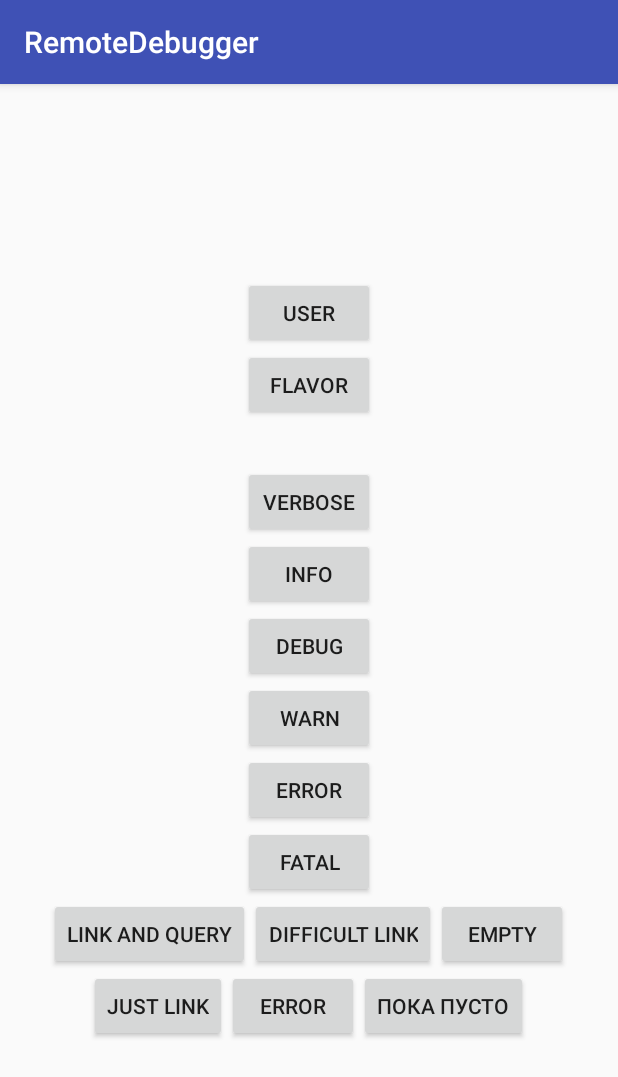
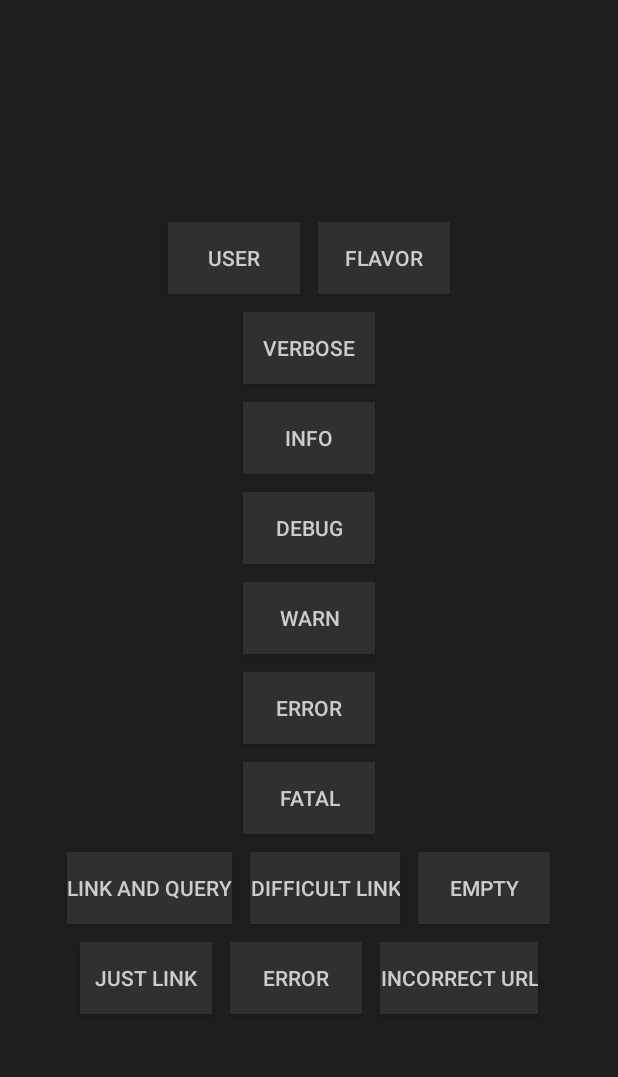
Before and after one commit to zerobranch/android-remote-debugger, an Android app: the screen it shows after launch (MainActivity), on a phone screen of 412 x 824 dp. Shown: the top 1077 px of the screen. Run offline under Robolectric (Android 15) with nearby library versions, the phone set to English and light mode, and no system bars; libraries missing offline, so code that uses them is left out: fi.iki.elonen; 2 statements that could not run were skipped.

Commit message:
setup mock

```diff
--- a/app/src/main/java/com/sarproj/example/MainActivity.java
+++ b/app/src/main/java/com/sarproj/example/MainActivity.java
@@ -60,13 +60,10 @@ public class MainActivity extends AppCompatActivity {
 //        RemoteLog.f("My fatal", "testTag", new RuntimeException("Null pointer"));
 
 
-        findViewById(R.id.user).setOnClickListener(new View.OnClickListener() {
-            @Override
-            public void onClick(View v) {
+        findViewById(R.id.user).setOnClickListener(v -> {
 //                dbHelper.insertUser();
 //                RemoteDebugger.init(getApplicationContext(), true, true);
             dbHelper.insertUser();
-            }
         });
 
         findViewById(R.id.debug).setOnClickListener(v -> {
@@ -251,16 +248,11 @@ public class MainActivity extends AppCompatActivity {
     }
 
     private void send(String url) {
-        new Thread(new Runnable() {
-            @Override
-            public void run() {
+        new Thread(() -> {
             OkHttpClient client = new OkHttpClient.Builder()
-                        .addNetworkInterceptor(new Interceptor() {
-                            @Override
-                            public Response intercept(Chain chain) throws IOException {
+                    .addNetworkInterceptor(chain -> {
                         Request originalRequest = chain.request();
                         return chain.proceed(originalRequest);
-                            }
                     })
 //                                .addInterceptor(new HttpLoggingInterceptor().setLevel(HttpLoggingInterceptor.Level.BODY))
                     .addInterceptor(new NetLoggingInterceptor())
@@ -282,7 +274,6 @@ public class MainActivity extends AppCompatActivity {
             } catch (IOException e) {
                 e.printStackTrace();
             }
-            }
         }).start();
     }
 }
--- a/app/src/main/res/layout/activity_main.xml
+++ b/app/src/main/res/layout/activity_main.xml
@@ -3,73 +3,105 @@
     xmlns:android="http://schemas.android.com/apk/res/android"
     android:layout_width="match_parent"
     android:layout_height="match_parent"
+    android:background="#1F1E1E"
     android:gravity="center"
     android:orientation="vertical">
+
+    <LinearLayout
+        android:layout_width="match_parent"
+        android:layout_height="wrap_content"
+        android:gravity="center_horizontal">
 
         <Button
             android:id="@+id/user"
             android:layout_width="wrap_content"
             android:layout_height="wrap_content"
+            android:layout_margin="6dp"
+            android:background="#303030"
             android:gravity="center_vertical"
             android:text="@string/user"
-        android:textAlignment="center" />
+            android:textAlignment="center"
+            android:textColor="#CCCCCC" />
 
         <Button
             android:id="@+id/flavor"
             android:layout_width="wrap_content"
             android:layout_height="wrap_content"
+            android:layout_margin="6dp"
+            android:background="#303030"
             android:gravity="center_vertical"
             android:text="@string/flavor"
-        android:textAlignment="center" />
+            android:textAlignment="center"
+            android:textColor="#CCCCCC" />
+
+    </LinearLayout>
 
     <Button
         android:id="@+id/verbose"
         android:layout_width="wrap_content"
         android:layout_height="wrap_content"
+        android:layout_margin="6dp"
         android:layout_marginTop="30dp"
+        android:background="#303030"
         android:gravity="center_vertical"
         android:text="verbose"
-        android:textAlignment="center" />
+        android:textAlignment="center"
+        android:textColor="#CCCCCC" />
 
     <Button
         android:id="@+id/info"
         android:layout_width="wrap_content"
         android:layout_height="wrap_content"
+        android:layout_margin="6dp"
+        android:background="#303030"
         android:gravity="center_vertical"
         android:text="info"
-        android:textAlignment="center" />
+        android:textAlignment="center"
+        android:textColor="#CCCCCC" />
 
     <Button
         android:id="@+id/debug"
         android:layout_width="wrap_content"
         android:layout_height="wrap_content"
+        android:layout_margin="6dp"
+        android:background="#303030"
         android:gravity="center_vertical"
         android:text="debug"
-        android:textAlignment="center" />
+        android:textAlignment="center"
+        android:textColor="#CCCCCC" />
 
     <Button
         android:id="@+id/warn"
         android:layout_width="wrap_content"
         android:layout_height="wrap_content"
+        android:layout_margin="6dp"
+        android:background="#303030"
         android:gravity="center_vertical"
         android:text="warn"
-        android:textAlignment="center" />
+        android:textAlignment="center"
+        android:textColor="#CCCCCC" />
 
     <Button
         android:id="@+id/error"
         android:layout_width="wrap_content"
         android:layout_height="wrap_content"
+        android:layout_margin="6dp"
+        android:background="#303030"
         android:gravity="center_vertical"
         android:text="error"
-        android:textAlignment="center" />
+        android:textAlignment="center"
+        android:textColor="#CCCCCC" />
 
     <Button
         android:id="@+id/fatal"
         android:layout_width="wrap_content"
         android:layout_height="wrap_content"
+        android:layout_margin="6dp"
+        android:background="#303030"
         android:gravity="center_vertical"
         android:text="fatal"
-        android:textAlignment="center" />
+        android:textAlignment="center"
+        android:textColor="#CCCCCC" />
 
     <LinearLayout
         android:layout_width="match_parent"
@@ -83,19 +115,28 @@
             android:id="@+id/network1"
             android:layout_width="wrap_content"
             android:layout_height="wrap_content"
-            android:text="link and query" />
+            android:layout_margin="6dp"
+            android:background="#303030"
+            android:text="link and query"
+            android:textColor="#CCCCCC" />
 
         <Button
             android:id="@+id/network2"
             android:layout_width="wrap_content"
             android:layout_height="wrap_content"
-            android:text="difficult link" />
+            android:layout_margin="6dp"
+            android:background="#303030"
+            android:text="difficult link"
+            android:textColor="#CCCCCC" />
 
         <Button
             android:id="@+id/network3"
             android:layout_width="wrap_content"
             android:layout_height="wrap_content"
-            android:text="empty" />
+            android:layout_margin="6dp"
+            android:background="#303030"
+            android:text="empty"
+            android:textColor="#CCCCCC" />
 
     </LinearLayout>
 
@@ -111,19 +152,28 @@
             android:id="@+id/network4"
             android:layout_width="wrap_content"
             android:layout_height="wrap_content"
-            android:text="just link" />
+            android:layout_margin="6dp"
+            android:background="#303030"
+            android:text="just link"
+            android:textColor="#CCCCCC" />
 
         <Button
             android:id="@+id/network5"
             android:layout_width="wrap_content"
             android:layout_height="wrap_content"
-            android:text="error" />
+            android:layout_margin="6dp"
+            android:background="#303030"
+            android:text="error"
+            android:textColor="#CCCCCC" />
 
         <Button
             android:id="@+id/network6"
             android:layout_width="wrap_content"
             android:layout_height="wrap_content"
-            android:text="Пока пусто" />
+            android:layout_margin="6dp"
+            android:background="#303030"
+            android:text="incorrect url"
+            android:textColor="#CCCCCC" />
 
     </LinearLayout>
 
--- a/app/src/main/res/values/colors.xml
+++ b/app/src/main/res/values/colors.xml
@@ -1,6 +1,6 @@
 <?xml version="1.0" encoding="utf-8"?>
 <resources>
-    <color name="colorPrimary">#3F51B5</color>
-    <color name="colorPrimaryDark">#303F9F</color>
+    <color name="colorPrimary">#1F1E1E</color>
+    <color name="colorPrimaryDark">#1F1E1E</color>
     <color name="colorAccent">#FF4081</color>
 </resources>
--- a/app/src/main/res/values/styles.xml
+++ b/app/src/main/res/values/styles.xml
@@ -1,7 +1,7 @@
 <resources>
 
     <!-- Base application theme. -->
-    <style name="AppTheme" parent="Theme.AppCompat.Light.DarkActionBar">
+    <style name="AppTheme" parent="Theme.AppCompat.DayNight.NoActionBar">
         <!-- Customize your theme here. -->
         <item name="colorPrimary">@color/colorPrimary</item>
         <item name="colorPrimaryDark">@color/colorPrimaryDark</item>
```
Lines whose indentation alone changed are shown as unchanged.
